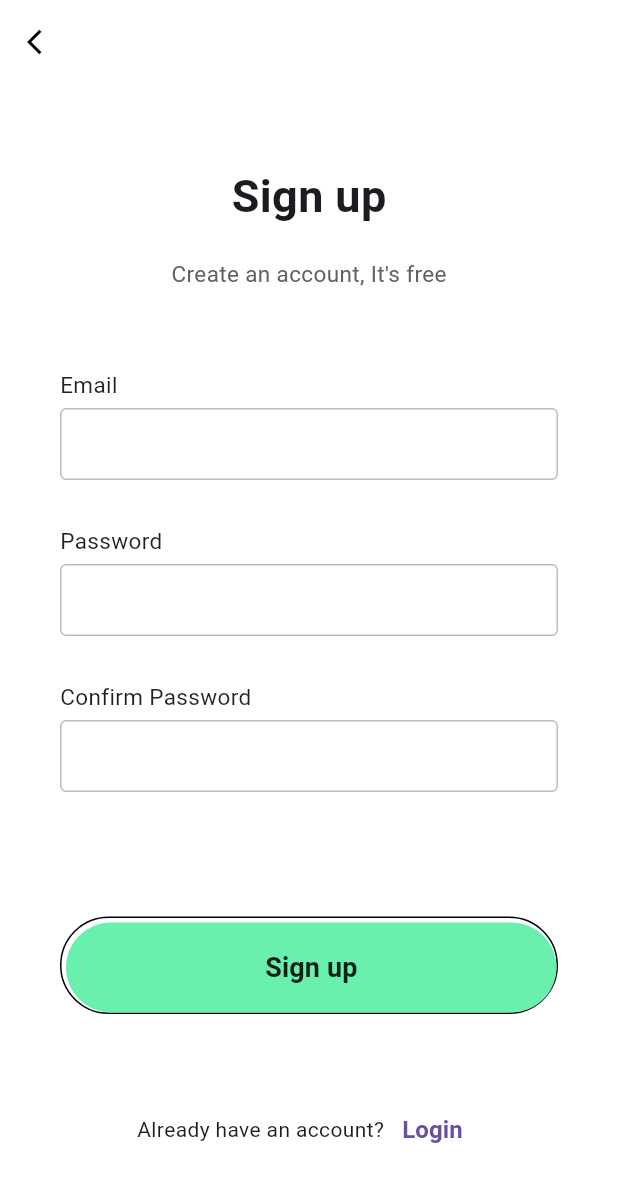
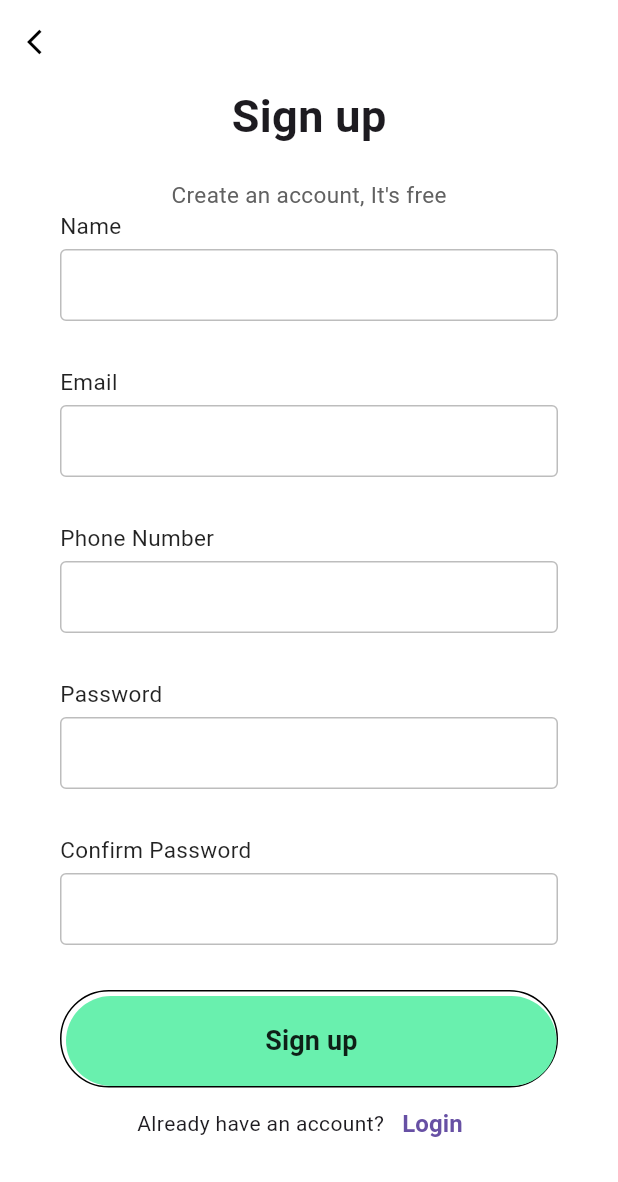
Before and after one commit to vikepk/gemini, a Flutter app: the screen it shows after launch, after a tap on "Sign up", on a phone screen of 412 x 824 dp. Shown: the top 1182 px of the screen. Run offline on Flutter 3.47's test engine with Material 3 defaults, Android fonts, the phone set to English and light mode, and no system bars; our stand-ins replace animate_do, dio, shared_preferences; network calls fail.

```diff
--- a/client/lib/Features/signup.dart
+++ b/client/lib/features/authentication/signup.dart
@@ -1,10 +1,22 @@
 import 'package:animate_do/animate_do.dart';
 import 'package:flutter/material.dart';
-import 'package:gemini/Features/login.dart';
+import 'package:gemini/features/authentication/login.dart';
+import 'package:gemini/main.dart';
+import 'package:gemini/service/api_service.dart';
 
 class SignupPage extends StatelessWidget {
   @override
   Widget build(BuildContext context) {
+    TextEditingController name = TextEditingController();
+    TextEditingController email = TextEditingController();
+    TextEditingController phoneNumber = TextEditingController();
+    TextEditingController password = TextEditingController();
+    void signUp() async {
+      await ApiService().sign_up(
+          context, name.text, email.text, password.text, phoneNumber.text);
+      print(prefs.getString("token"));
+    }
+
     return Scaffold(
       resizeToAvoidBottomInset: true,
       backgroundColor: Colors.white,
@@ -25,7 +37,7 @@ class SignupPage extends StatelessWidget {
       body: SingleChildScrollView(
         child: Container(
           padding: EdgeInsets.symmetric(horizontal: 40),
-          height: MediaQuery.of(context).size.height - 50,
+          // height: MediaQuery.of(context).size.height,
           width: double.infinity,
           child: Column(
             mainAxisAlignment: MainAxisAlignment.spaceEvenly,
@@ -54,14 +66,23 @@ class SignupPage extends StatelessWidget {
                 children: <Widget>[
                   FadeInUp(
                       duration: Duration(milliseconds: 1200),
-                      child: makeInput(label: "Email")),
+                      child: makeInput(label: "Name", value: name)),
+                  FadeInUp(
+                      duration: Duration(milliseconds: 1200),
+                      child: makeInput(label: "Email", value: email)),
+                  FadeInUp(
+                      duration: Duration(milliseconds: 1200),
+                      child:
+                          makeInput(label: "Phone Number", value: phoneNumber)),
                   FadeInUp(
                       duration: Duration(milliseconds: 1300),
                       child: makeInput(label: "Password", obscureText: true)),
                   FadeInUp(
                       duration: Duration(milliseconds: 1400),
                       child: makeInput(
-                          label: "Confirm Password", obscureText: true)),
+                          label: "Confirm Password",
+                          obscureText: true,
+                          value: password)),
                 ],
               ),
               FadeInUp(
@@ -79,7 +100,9 @@ class SignupPage extends StatelessWidget {
                     child: MaterialButton(
                       minWidth: double.infinity,
                       height: 60,
-                      onPressed: () {},
+                      onPressed: () {
+                        signUp();
+                      },
                       color: Colors.greenAccent,
                       elevation: 0,
                       shape: RoundedRectangleBorder(
@@ -117,7 +140,7 @@ class SignupPage extends StatelessWidget {
     );
   }
 
-  Widget makeInput({label, obscureText = false}) {
+  Widget makeInput({label, obscureText = false, TextEditingController? value}) {
     return Column(
       crossAxisAlignment: CrossAxisAlignment.start,
       children: <Widget>[
@@ -130,6 +153,7 @@ class SignupPage extends StatelessWidget {
           height: 5,
         ),
         TextField(
+          controller: value,
           obscureText: obscureText,
           decoration: InputDecoration(
             contentPadding: EdgeInsets.symmetric(vertical: 0, horizontal: 10),
--- a/client/lib/Features/Welcome.dart
+++ b/client/lib/features/getstarted/welcome.dart
@@ -2,8 +2,9 @@
 
 import 'package:animate_do/animate_do.dart';
 import 'package:flutter/material.dart';
-import 'package:gemini/Features/login.dart';
-import 'package:gemini/Features/signup.dart';
+
+import 'package:gemini/features/authentication/Login.dart';
+import 'package:gemini/features/authentication/signup.dart';
 
 class Welcome extends StatelessWidget {
   const Welcome({super.key});
@@ -41,17 +42,17 @@ class Welcome extends StatelessWidget {
                       )),
                 ],
               ),
-              FadeInUp(
-                  duration: const Duration(milliseconds: 1400),
-                  child: Container(
-                    height: MediaQuery.of(context).size.height / 3,
-                    decoration: const BoxDecoration(
-                      image: DecorationImage(
-                        // place to add our image!
-                        image: AssetImage('assets/illustration.png'),
-                      ),
-                    ),
-                  )),
+              // FadeInUp(
+              //     duration: const Duration(milliseconds: 1400),
+              //     child: Container(
+              //       height: MediaQuery.of(context).size.height / 3,
+              //       decoration: const BoxDecoration(
+              //         image: DecorationImage(
+              //           // place to add our image!
+              //           image: AssetImage('assets/illustration.png'),
+              //         ),
+              //       ),
+              //     )),
               Column(
                 children: <Widget>[
                   FadeInUp(
@@ -64,7 +65,7 @@ class Welcome extends StatelessWidget {
                           Navigator.push(
                               context,
                               MaterialPageRoute(
-                                  builder: (context) =>  LoginPage()));
+                                  builder: (context) => LoginPage()));
                         },
                         shape: RoundedRectangleBorder(
                             side: const BorderSide(color: Colors.black),
@@ -90,7 +91,7 @@ class Welcome extends StatelessWidget {
                               left: BorderSide(color: Colors.black),
                               right: BorderSide(color: Colors.black),
                             )),
-                            // Signup button
+                        // Signup button
                         child: MaterialButton(
                           minWidth: double.infinity,
                           height: 60,
@@ -98,7 +99,7 @@ class Welcome extends StatelessWidget {
                             Navigator.push(
                                 context,
                                 MaterialPageRoute(
-                                    builder: (context) =>  SignupPage()));
+                                    builder: (context) => SignupPage()));
                           },
                           color: Colors.yellow,
                           elevation: 0,
--- a/client/lib/main.dart
+++ b/client/lib/main.dart
@@ -1,7 +1,12 @@
 import 'package:flutter/material.dart';
-import 'package:gemini/Features/Welcome.dart';
+import 'package:gemini/features/getstarted/welcome.dart';
+import 'package:shared_preferences/shared_preferences.dart';
 
-void main() {
+late SharedPreferences prefs;
+//declared and intialised in main dart so can be used in all files as import
+void main() async {
+  WidgetsFlutterBinding.ensureInitialized();
+  prefs = await SharedPreferences.getInstance();
   runApp(const MyApp());
 }
 
@@ -11,6 +16,7 @@ class MyApp extends StatelessWidget {
   @override
   Widget build(BuildContext context) {
     return const MaterialApp(
+      debugShowCheckedModeBanner: false,
       home: Welcome(),
     );
   }
--- a/client/pubspec.yaml
+++ b/client/pubspec.yaml
@@ -36,6 +36,8 @@ dependencies:
   # Use with the CupertinoIcons class for iOS style icons.
   cupertino_icons: ^1.0.2
   animate_do: ^3.3.3
+  dio: ^5.4.0
+  shared_preferences: ^2.2.2
 
 dev_dependencies:
   flutter_test:
```
Also changed, not shown: client/lib/features/authentication/login.dart (renamed from client/lib/Features/Login.dart, +28 -14 lines), client/lib/service/api_service.dart (added, +62 -0 lines), client/lib/utils/notifymessage.dart (added, +30 -0 lines), client/pubspec.lock, 5 other files.
